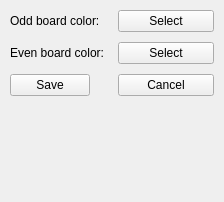
mples/ChessGameQt, file settingswindow.ui: the form before one commit.
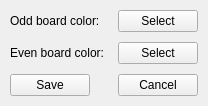
The form after the commit.

Commit message: Centered windows

```diff
--- a/settingswindow.ui
+++ b/settingswindow.ui
@@ -2,13 +2,8 @@
 <ui version="4.0">
  <class>settingsWindow</class>
  <widget class="QMainWindow" name="settingsWindow">
-  <property name="geometry">
-   <rect>
-    <x>0</x>
-    <y>0</y>
-    <width>224</width>
-    <height>202</height>
-   </rect>
+  <property name="enabled">
+   <bool>true</bool>
   </property>
   <property name="sizePolicy">
    <sizepolicy hsizetype="Minimum" vsizetype="Minimum">
@@ -21,14 +16,17 @@
   </property>
   <widget class="QWidget" name="centralwidget">
    <property name="sizePolicy">
-    <sizepolicy hsizetype="Minimum" vsizetype="Minimum">
+    <sizepolicy hsizetype="Preferred" vsizetype="Preferred">
      <horstretch>0</horstretch>
      <verstretch>0</verstretch>
     </sizepolicy>
    </property>
    <layout class="QFormLayout" name="formLayout">
     <property name="sizeConstraint">
-     <enum>QLayout::SetMinimumSize</enum>
+     <enum>QLayout::SetDefaultConstraint</enum>
+    </property>
+    <property name="fieldGrowthPolicy">
+     <enum>QFormLayout::ExpandingFieldsGrow</enum>
     </property>
     <property name="horizontalSpacing">
      <number>10</number>
@@ -71,6 +69,12 @@
     </item>
     <item row="8" column="1">
      <widget class="QPushButton" name="cancelBUtton">
+      <property name="sizePolicy">
+       <sizepolicy hsizetype="Preferred" vsizetype="Expanding">
+        <horstretch>0</horstretch>
+        <verstretch>0</verstretch>
+       </sizepolicy>
+      </property>
       <property name="text">
        <string>Cancel</string>
       </property>
@@ -79,7 +83,7 @@
     <item row="1" column="1">
      <widget class="QPushButton" name="selectOddColorButton">
       <property name="sizePolicy">
-       <sizepolicy hsizetype="Minimum" vsizetype="Fixed">
+       <sizepolicy hsizetype="Preferred" vsizetype="Expanding">
         <horstretch>0</horstretch>
         <verstretch>0</verstretch>
        </sizepolicy>
@@ -91,6 +95,12 @@
     </item>
     <item row="4" column="1">
      <widget class="QPushButton" name="selectEvenColorButton">
+      <property name="sizePolicy">
+       <sizepolicy hsizetype="Preferred" vsizetype="Expanding">
+        <horstretch>0</horstretch>
+        <verstretch>0</verstretch>
+       </sizepolicy>
+      </property>
       <property name="text">
        <string>Select</string>
       </property>
```
Left out of the diff: 22 changed lines with no effect on the pictures. The commit also changes 6 other files.
